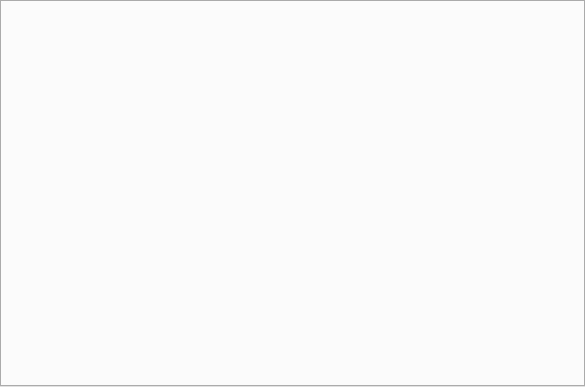
JayDalton/MatrixFilter, file FilterDialog/Dialog/FilterDialog.ui: the form before one commit.
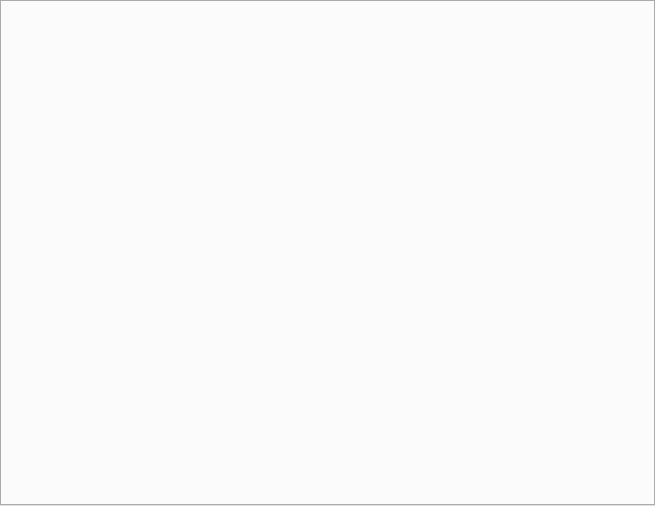
The form after the commit.

Diff of the .ui file:
```diff
--- a/FilterDialog/Dialog/FilterDialog.ui
+++ b/FilterDialog/Dialog/FilterDialog.ui
@@ -6,8 +6,8 @@
    <rect>
     <x>0</x>
     <y>0</y>
-    <width>585</width>
-    <height>387</height>
+    <width>655</width>
+    <height>506</height>
    </rect>
   </property>
   <property name="windowTitle">
@@ -27,14 +27,7 @@
     <number>0</number>
    </property>
    <item row="0" column="0">
-    <widget class="QTabWidget" name="tabWidget">
-     <property name="tabShape">
-      <enum>QTabWidget::Rounded</enum>
-     </property>
-     <property name="currentIndex">
-      <number>-1</number>
-     </property>
-    </widget>
+    <widget class="QTabWidget" name="tabWidget"/>
    </item>
   </layout>
  </widget>
```
